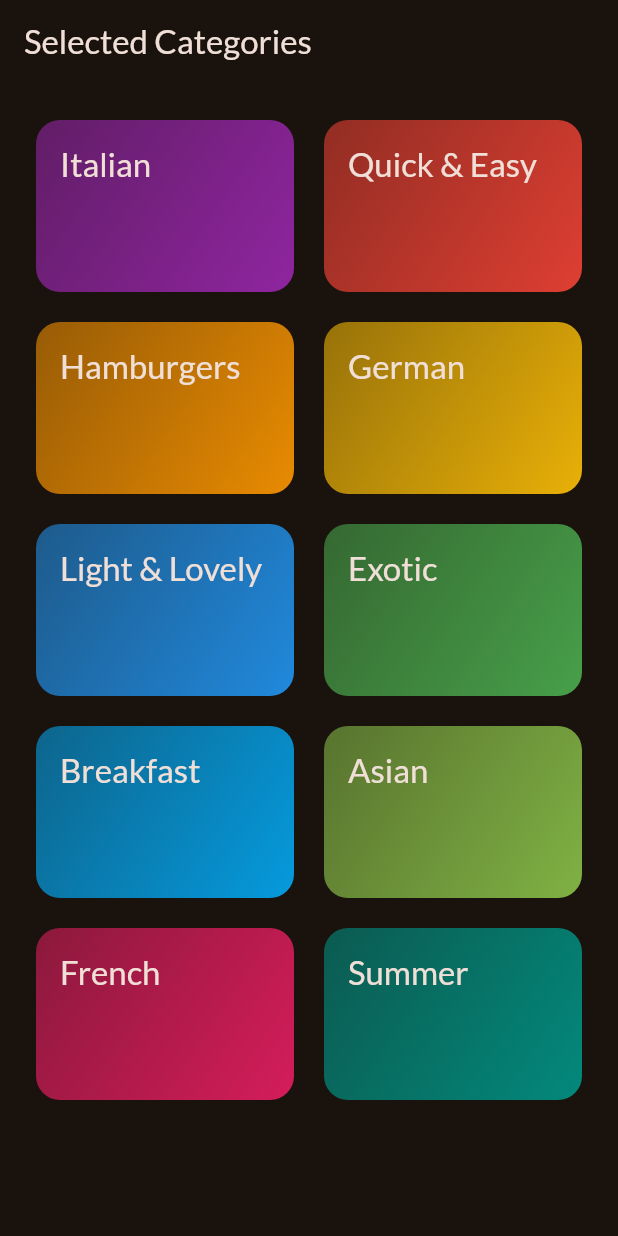
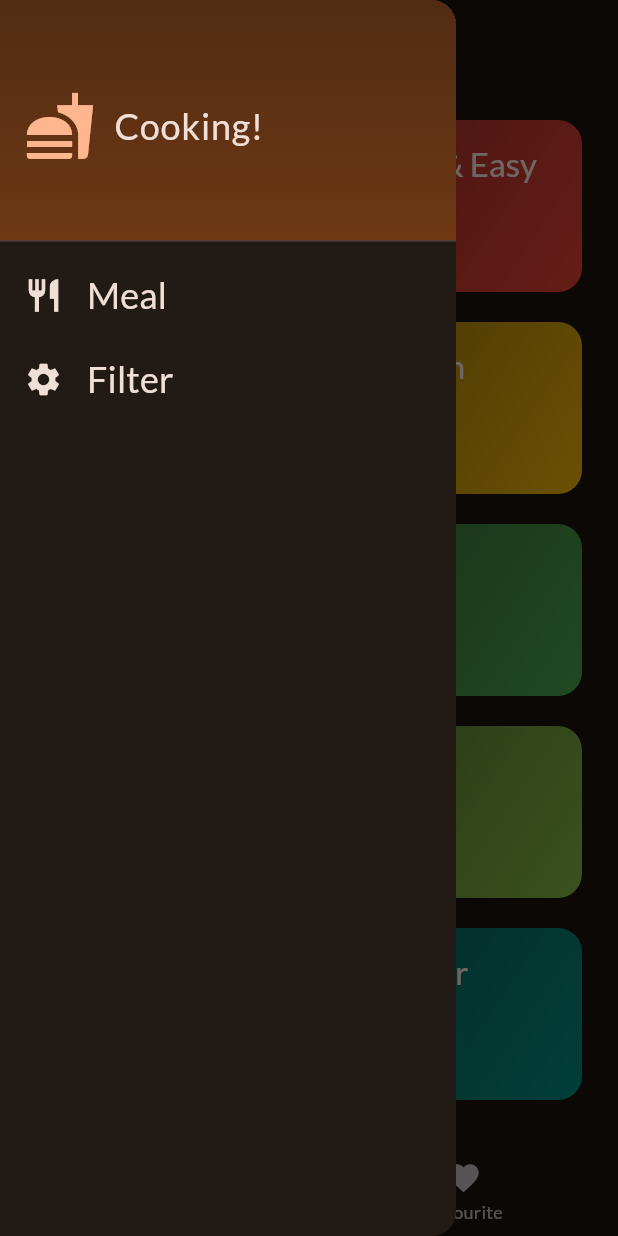
Before and after one commit to Gul-Is-Here/Flutter-Deep-Revision, a Flutter app: the screen it shows after launch, with the side drawer open (before the commit the screen has no drawer), on a phone screen of 412 x 824 dp. Run offline on Flutter 3.47's test engine with Material 3 defaults, Android fonts, the phone set to English and light mode, and no system bars; our stand-ins replace google_fonts, transparent_image.

Commit message:
'Fliter Set Up'

```diff
--- a/lib/main.dart
+++ b/lib/main.dart
@@ -1,10 +1,8 @@
 import 'package:flutter/material.dart';
 
 import 'package:google_fonts/google_fonts.dart';
-import 'package:meals_app/model/dummy_data.dart';
-import 'package:meals_app/model/meal.dart';
 import 'package:meals_app/screens/categories_screen.dart';
-import 'package:meals_app/screens/meals.dart';
+import 'package:meals_app/screens/tabs.dart';
 
 final theme = ThemeData(
   useMaterial3: true,
@@ -26,7 +24,7 @@ class App extends StatelessWidget {
   Widget build(BuildContext context) {
     return MaterialApp(
       theme: theme,
-      home: const CategoriesScreen(),
+      home: const TabsScreen(),
     );
   }
 }
--- a/lib/screens/categories_screen.dart
+++ b/lib/screens/categories_screen.dart
@@ -1,28 +1,28 @@
 import 'package:flutter/material.dart';
 import 'package:meals_app/model/dummy_data.dart';
+import 'package:meals_app/model/meal.dart';
 import 'package:meals_app/screens/meals.dart';
 import 'package:meals_app/widgets/categories_grid_items.dart';
 
 import '../model/category.dart';
 
 class CategoriesScreen extends StatelessWidget {
-  const CategoriesScreen({super.key});
+  const CategoriesScreen({super.key, required this.toggledFavourite});
+  final void Function(Meal meal) toggledFavourite;
   void _selectedCategory(BuildContext context, Category category) {
     final filteredMeals = dummyMeals
         .where((meal) => meal.categories.contains(category.id))
         .toList();
     Navigator.of(context).push(MaterialPageRoute(
-        builder: (context) =>
-            MealsScreen(title: category.title, meal: filteredMeals)));
+        builder: (context) => MealsScreen(
+            title: category.title,
+            meal: filteredMeals,
+            toggledFavourite: toggledFavourite)));
   }
 
   @override
   Widget build(BuildContext context) {
-    return Scaffold(
-      appBar: AppBar(
-        title: const Text('Selected Categories'),
-      ),
-      body: GridView(
+    return GridView(
         padding: const EdgeInsets.all(24),
         gridDelegate: const SliverGridDelegateWithFixedCrossAxisCount(
             crossAxisCount: 2,
@@ -37,7 +37,6 @@ class CategoriesScreen extends StatelessWidget {
                 onSelectedCategory: () {
                   _selectedCategory(context, category);
                 })
-          ]),
-    );
+        ]);
   }
 }
--- /dev/null
+++ b/lib/screens/tabs.dart
@@ -0,0 +1,93 @@
+import 'package:flutter/material.dart';
+import 'package:meals_app/model/meal.dart';
+import 'package:meals_app/screens/categories_screen.dart';
+import 'package:meals_app/screens/filter_screen.dart';
+import 'package:meals_app/screens/meals.dart';
+import 'package:meals_app/widgets/main_drawer.dart';
+
+class TabsScreen extends StatefulWidget {
+  const TabsScreen({super.key});
+
+  @override
+  State<TabsScreen> createState() => _TabsScreenState();
+}
+
+class _TabsScreenState extends State<TabsScreen> {
+  final List<Meal> isFavourite = [];
+  int selectedPageIndex = 0;
+  String activeTitlePage = 'Categories';
+  void selectedPage(int index) {
+    setState(() {
+      selectedPageIndex = index;
+    });
+  }
+
+  void _showInfoMessage(String message) {
+    ScaffoldMessenger.of(context).clearSnackBars();
+    ScaffoldMessenger.of(context).showSnackBar(SnackBar(
+      content: Text(message),
+      duration: const Duration(seconds: 1),
+    ));
+  }
+
+  void isFavouriteToggled(Meal meal) {
+    final isExisted = isFavourite.contains(meal);
+    if (isExisted) {
+      setState(() {
+        isFavourite.remove(meal);
+        _showInfoMessage('Meal is no Longer Favourite');
+      });
+    } else {
+      setState(() {
+        isFavourite.add(meal);
+        _showInfoMessage('Meal Marked as Favourite');
+      });
+    }
+  }
+
+  void onSelectedScreen(String identifer) {
+    if (identifer == 'filter') {
+      Navigator.of(context).push(MaterialPageRoute(builder: (context) {
+        return const FilterScreen();
+      }));
+    } else {
+      Navigator.of(context).pop();
+    }
+  }
+
+  @override
+  Widget build(BuildContext context) {
+    Widget activeScreen = CategoriesScreen(
+      toggledFavourite: isFavouriteToggled,
+    );
+
+    if (selectedPageIndex == 1) {
+      activeScreen =
+          MealsScreen(toggledFavourite: isFavouriteToggled, meal: isFavourite);
+    }
+    return Scaffold(
+      appBar: AppBar(
+        title: Text(activeTitlePage),
+      ),
+      drawer: MainDrawer(
+        onSelectedScreen: onSelectedScreen,
+      ),
+      body: activeScreen,
+      bottomNavigationBar: BottomNavigationBar(
+          currentIndex: selectedPageIndex,
+          onTap: selectedPage,
+          items: const [
+            BottomNavigationBarItem(
+                label: 'Categories',
+                icon: Icon(
+                  Icons.set_meal,
+                )),
+            BottomNavigationBarItem(
+                label: 'Favourite',
+                icon: Icon(
+                  Icons.favorite,
+                ))
+          ]),
+    );
+  }
+}
--- /dev/null
+++ b/lib/widgets/main_drawer.dart
@@ -0,0 +1,72 @@
+import 'package:flutter/material.dart';
+
+class MainDrawer extends StatelessWidget {
+  const MainDrawer({super.key, required this.onSelectedScreen});
+  final void Function(String Identifier) onSelectedScreen;
+  @override
+  Widget build(BuildContext context) {
+    return Drawer(
+      child: Column(
+        children: [
+          DrawerHeader(
+            decoration: BoxDecoration(
+                gradient: LinearGradient(colors: [
+              Theme.of(context).colorScheme.primaryContainer,
+              Theme.of(context).colorScheme.primaryContainer.withOpacity(.6),
+            ], begin: Alignment.bottomLeft, end: Alignment.topLeft)),
+            child: Row(
+              children: [
+                Icon(
+                  Icons.fastfood,
+                  size: 48,
+                  color: Theme.of(context).colorScheme.primary,
+                ),
+                const SizedBox(
+                  width: 12,
+                ),
+                Text(
+                  'Cooking!',
+                  style: TextStyle(
+                      color: Theme.of(context).colorScheme.onBackground,
+                      fontSize: 24),
+                )
+              ],
+            ),
+          ),
+          ListTile(
+            leading: Icon(
+              Icons.restaurant,
+              size: 26,
+              color: Theme.of(context).colorScheme.onBackground,
+            ),
+            title: Text(
+              'Meal',
+              style: Theme.of(context).textTheme.titleSmall!.copyWith(
+                  color: Theme.of(context).colorScheme.onBackground,
+                  fontSize: 24),
+            ),
+            onTap: () {
+              onSelectedScreen('Meals');
+            },
+          ),
+          ListTile(
+            leading: Icon(
+              Icons.settings,
+              size: 26,
+              color: Theme.of(context).colorScheme.onBackground,
+            ),
+            title: Text(
+              'Filter',
+              style: Theme.of(context).textTheme.titleSmall!.copyWith(
+                  color: Theme.of(context).colorScheme.onBackground,
+                  fontSize: 24),
+            ),
+            onTap: () {
+              onSelectedScreen('filter');
+            },
+          ),
+        ],
+      ),
+    );
+  }
+}
--- a/lib/widgets/meal_items.dart
+++ b/lib/widgets/meal_items.dart
@@ -2,11 +2,22 @@ import 'package:flutter/gestures.dart';
 import 'package:flutter/material.dart';
 import 'package:flutter/services.dart';
 import 'package:meals_app/model/meal.dart';
+import 'package:meals_app/widgets/meal_items_traits.dart';
 import 'package:transparent_image/transparent_image.dart';
 
 class MealItems extends StatelessWidget {
-  const MealItems({super.key, required this.meal});
+  MealItems({super.key, required this.meal, required this.onSelectedMeal});
   final Meal meal;
+  void Function(BuildContext context, Meal meal) onSelectedMeal;
+  String get complexityText {
+    return meal.complexity.name[0].toString().toUpperCase() +
+        meal.complexity.name.substring(1);
+  }
+
+  String get affordbilityText {
+    return meal.affordability.name[0].toString().toUpperCase() +
+        meal.affordability.name.substring(1);
+  }
 
   @override
   Widget build(BuildContext context) {
@@ -18,17 +29,19 @@ class MealItems extends StatelessWidget {
         shape: RoundedRectangleBorder(borderRadius: BorderRadius.circular(20)),
         child: InkWell(
           borderRadius: BorderRadius.circular(8),
-          onTap: () {},
+          onTap: () {
+            onSelectedMeal(context, meal);
+          },
           child: Stack(
             children: [
               FadeInImage(
-                  // height: 130,
+                  height: 200,
                   width: double.infinity,
                   fit: BoxFit.cover,
                   placeholder: MemoryImage(kTransparentImage),
                   image: NetworkImage(meal.imageUrl)),
               Positioned(
-                  top: MediaQuery.of(context).size.height * .16,
+                  top: MediaQuery.of(context).size.height * .12,
                   left: 0,
                   right: 0,
                   child: Container(
@@ -48,8 +61,27 @@ class MealItems extends StatelessWidget {
                               fontWeight: FontWeight.bold,
                               color: Colors.white),
                         ),
-                        SizedBox(
+                        const SizedBox(
                           height: 12,
+                        ),
+                        Row(
+                          mainAxisAlignment: MainAxisAlignment.center,
+                          children: [
+                            MealItemTraits(
+                                icon: Icons.timelapse,
+                                duration: '${meal.duration} min'),
+                            const SizedBox(
+                              width: 12,
+                            ),
+                            MealItemTraits(
+                                icon: Icons.work, duration: complexityText),
+                            const SizedBox(
+                              width: 12,
+                            ),
+                            MealItemTraits(
+                                icon: Icons.money_sharp,
+                                duration: affordbilityText)
+                          ],
                         )
                       ],
                     ),
```
Also changed, not shown: lib/screens/filter_screen.dart (added, +97 -0 lines), lib/screens/meal_detail_screen.dart (added, +69 -0 lines), lib/screens/meals.dart (+24 -4 lines), lib/widgets/meal_items_traits.dart (added, +23 -0 lines). Lines whose indentation alone changed are shown as unchanged.
